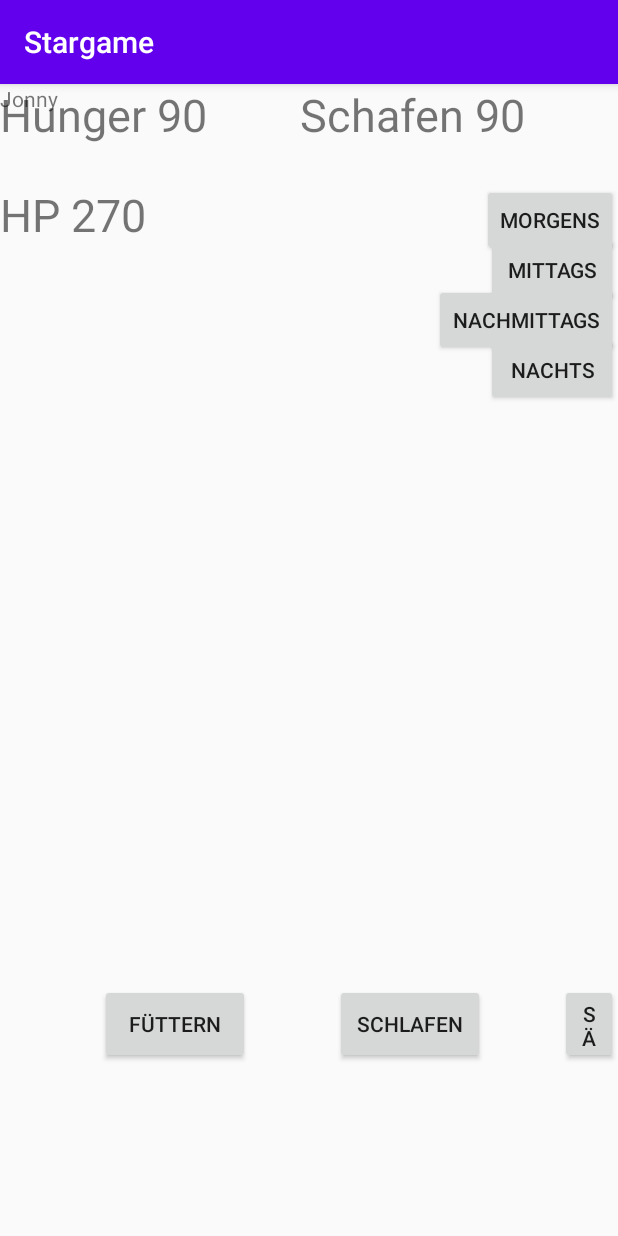
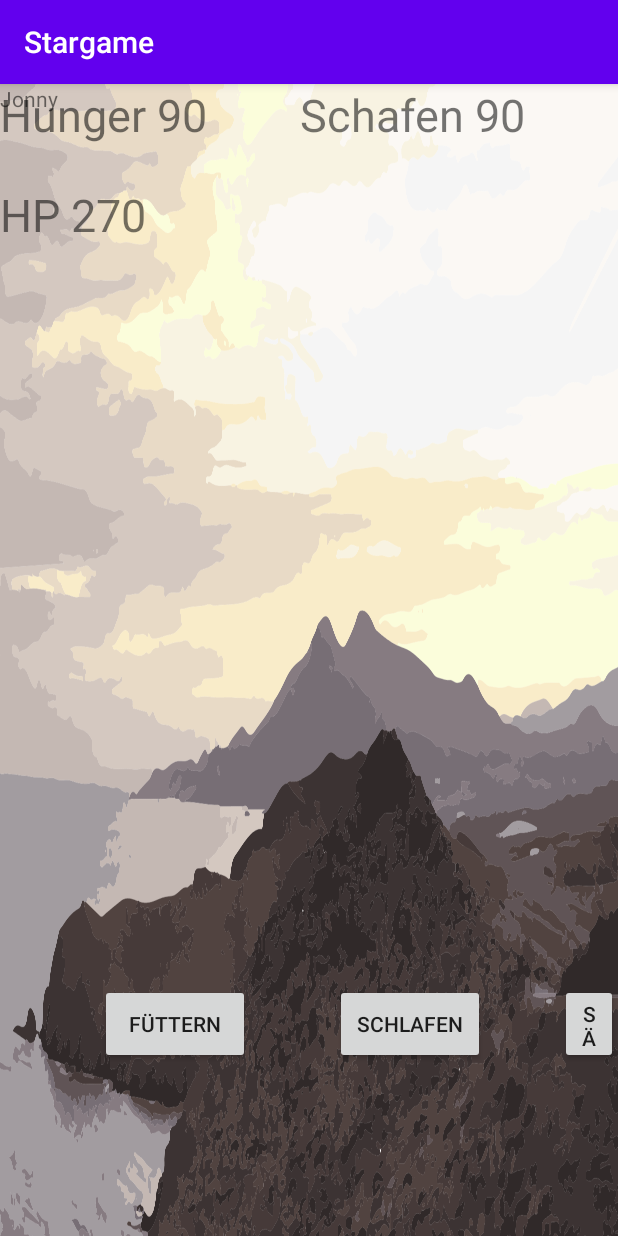
Before and after one commit to dennisbuckel/GameStar, an Android app: the GameActivity screen opened directly, with no data from a screen before it, after a tap on "AUFWÄCKEN", on a phone screen of 412 x 824 dp. Run offline under Robolectric (Android 15) with nearby library versions, the phone set to English and light mode, and no system bars; 2 other taps on this screen came first.

Commit message:
Button zur Hintergrundsänderung entfernt und int den interval eingebettet

```diff
--- a/app/src/main/java/com/example/stargame/GameActivity.java
+++ b/app/src/main/java/com/example/stargame/GameActivity.java
@@ -33,6 +33,9 @@ public class GameActivity extends AppCompatActivity implements View.OnClickListe
 
     String zustand ="Schlafen";
 
+    int backgroundIntervall = 0;
+    int showesBackgroundView = 0;
+
     @Override
     protected void onCreate(Bundle savedInstanceState) {
         super.onCreate(savedInstanceState);
@@ -52,38 +55,8 @@ public class GameActivity extends AppCompatActivity implements View.OnClickListe
 
         namensAnzeige();
 
-
-        //Hintergrund Tag/Nacht ändern
-        Button morgens = findViewById(R.id.morgen);
-        Button mittags = findViewById(R.id.mittag);
-        Button nachmittags = findViewById(R.id.nachmittag);
-        Button nachts = findViewById(R.id.nacht);
-        final RelativeLayout lin = findViewById(R.id.linear);
-        morgens.setOnClickListener(new View.OnClickListener() {
-            @Override
-            public void onClick(View v) {
-                lin.setBackgroundResource(R.drawable.morgens);
-            }
-        });
-        mittags.setOnClickListener(new View.OnClickListener() {
-            @Override
-            public void onClick(View v) {
-                lin.setBackgroundResource(R.drawable.mittags);
-            }
-        });
-        nachmittags.setOnClickListener(new View.OnClickListener() {
-            @Override
-            public void onClick(View v) {
-                lin.setBackgroundResource(R.drawable.nachmittags);
-            }
-        });
-        nachts.setOnClickListener(new View.OnClickListener() {
-            @Override
-            public void onClick(View v) {
-                lin.setBackgroundResource(R.drawable.nachts);
-            }
-        });
-
+        final RelativeLayout startLin = findViewById(R.id.linear);
+        startLin.setBackgroundResource(R.drawable.morgens);
 
     }
     /**
@@ -96,6 +69,8 @@ public class GameActivity extends AppCompatActivity implements View.OnClickListe
         public void run() {
             Button muedeButton = (Button) findViewById(R.id.schlafen);
             muedeButton.setText(zustand);
+
+            changeBackground();
 
             hp();
             hunger();
@@ -114,6 +89,40 @@ public class GameActivity extends AppCompatActivity implements View.OnClickListe
 
         }
     };
+
+    public void changeBackground(){
+
+        //Hintergrund Tag/Nacht ändern
+        final RelativeLayout lin = findViewById(R.id.linear);
+
+        if(backgroundIntervall == 9){
+
+            switch(showesBackgroundView){
+                case 0:
+                    lin.setBackgroundResource(R.drawable.mittags);
+                    showesBackgroundView++;
+                    break;
+                case 1:
+                    lin.setBackgroundResource(R.drawable.nachmittags);
+                    showesBackgroundView++;
+                    break;
+                 case 2:
+                    lin.setBackgroundResource(R.drawable.nachts);
+                     showesBackgroundView++;
+                     break;
+                case 3:
+                    lin.setBackgroundResource(R.drawable.morgens);
+                    showesBackgroundView = 0;
+                    break;
+            }
+            backgroundIntervall = 0;
+        }else{
+
+            backgroundIntervall++;
+
+        }
+
+    }
 
     public void sternIstGestorben(){
         // navigiert zurück zur MainActivity
--- a/app/src/main/res/layout/gamelayout.xml
+++ b/app/src/main/res/layout/gamelayout.xml
@@ -62,37 +62,4 @@
         android:layout_height="wrap_content"
         android:text="" />
 
-    <Button
-        android:id="@+id/morgen"
-        android:layout_width="wrap_content"
-        android:layout_height="wrap_content"
-        android:text="morgens"
-        android:layout_alignParentRight="true"
-        android:layout_marginTop="100px"
-        />
-    <Button
-        android:id="@+id/mittag"
-        android:layout_width="wrap_content"
-        android:layout_height="wrap_content"
-        android:text="mittags"
-        android:layout_alignParentRight="true"
-        android:layout_marginTop="150px"
-        />
-    <Button
-        android:id="@+id/nachmittag"
-        android:layout_width="wrap_content"
-        android:layout_height="wrap_content"
-        android:text="nachmittags"
-        android:layout_alignParentRight="true"
-        android:layout_marginTop="200px"
-        />
-    <Button
-        android:id="@+id/nacht"
-        android:layout_width="wrap_content"
-        android:layout_height="wrap_content"
-        android:text="nachts"
-        android:layout_alignParentRight="true"
-        android:layout_marginTop="250px"
-        />
-
 </RelativeLayout>
```
